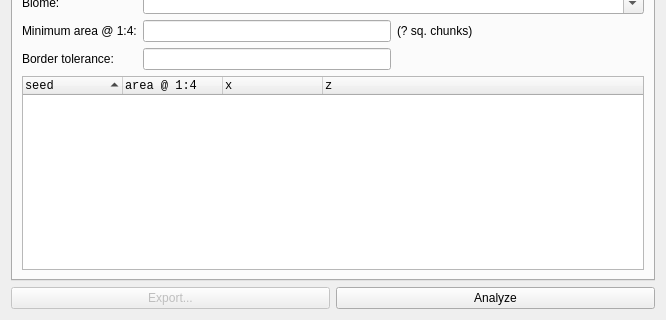
First picture: the form in src/tabbiomes.ui, repository jacobjennings/cubiomes-viewer, before the edit; both pictures show x 0 to 666 and y 158 to 478 of the 666 by 478 pixel window.
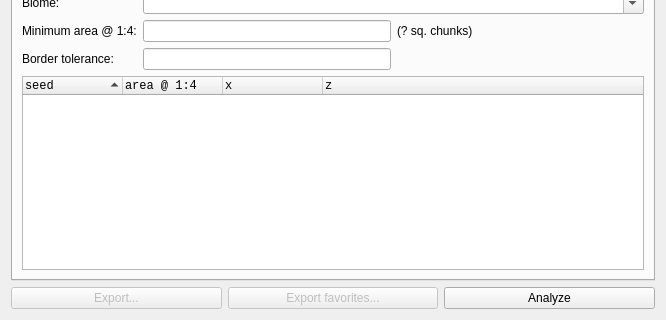
Second picture: the form after the edit. Custom widgets are drawn as their Qt base class.

Diff of the .ui file:
```diff
--- a/src/tabbiomes.ui
+++ b/src/tabbiomes.ui
@@ -32,6 +32,19 @@
        </property>
       </widget>
      </item>
+     <item>
+      <widget class="QPushButton" name="pushFavorites">
+       <property name="enabled">
+        <bool>false</bool>
+       </property>
+       <property name="toolTip">
+        <string>Write liked seeds to a flat list and a second list containing each seed's center X and Z coordinates</string>
+       </property>
+       <property name="text">
+        <string>Export favorites...</string>
+       </property>
+      </widget>
+     </item>
      <item>
       <widget class="QPushButton" name="pushStart">
        <property name="text">
```
Left out of the diff: 4 changed lines with no effect on the pictures.
